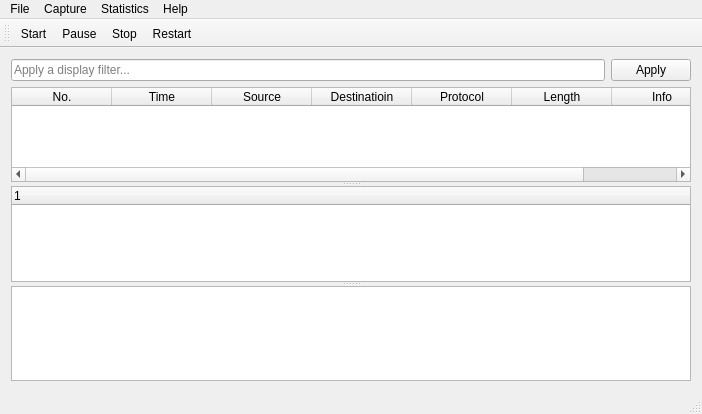
Old version of the form mainwindow.ui in the repository j4ckstraw/mSniffer.
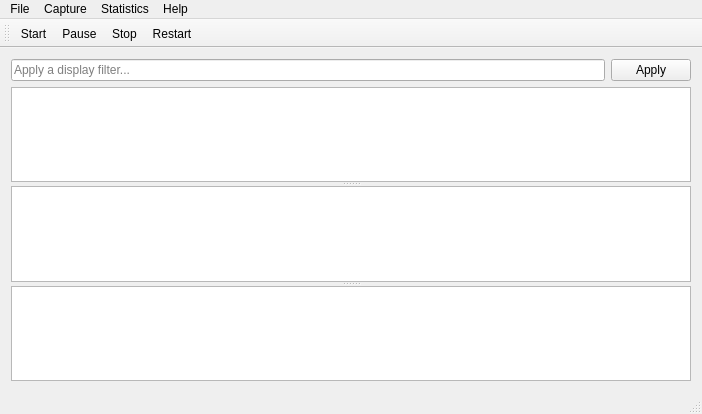
New version of the form. Icons and pictures are not drawn.

Patch:
```diff
--- a/mainwindow.ui
+++ b/mainwindow.ui
@@ -47,51 +47,9 @@
       <property name="orientation">
        <enum>Qt::Vertical</enum>
       </property>
-      <widget class="QTableWidget" name="tableWidget_packlist">
-       <column>
-        <property name="text">
-         <string>No.</string>
-        </property>
-       </column>
-       <column>
-        <property name="text">
-         <string>Time</string>
-        </property>
-       </column>
-       <column>
-        <property name="text">
-         <string>Source</string>
-        </property>
-       </column>
-       <column>
-        <property name="text">
-         <string>Destinatioin</string>
-        </property>
-       </column>
-       <column>
-        <property name="text">
-         <string>Protocol</string>
-        </property>
-       </column>
-       <column>
-        <property name="text">
-         <string>Length</string>
-        </property>
-       </column>
-       <column>
-        <property name="text">
-         <string>Info</string>
-        </property>
-       </column>
-      </widget>
-      <widget class="QTreeWidget" name="treeWidget_prototree">
-       <column>
-        <property name="text">
-         <string notr="true">1</string>
-        </property>
-       </column>
-      </widget>
-      <widget class="QTextEdit" name="textEdit_packcontent"/>
+      <widget class="QTableView" name="tableView_packet"/>
+      <widget class="QTreeView" name="treeView_detail"/>
+      <widget class="QTextEdit" name="textEdit_raw"/>
      </widget>
     </item>
    </layout>
```
Left out of the diff: 6 changed lines with no effect on the pictures.
